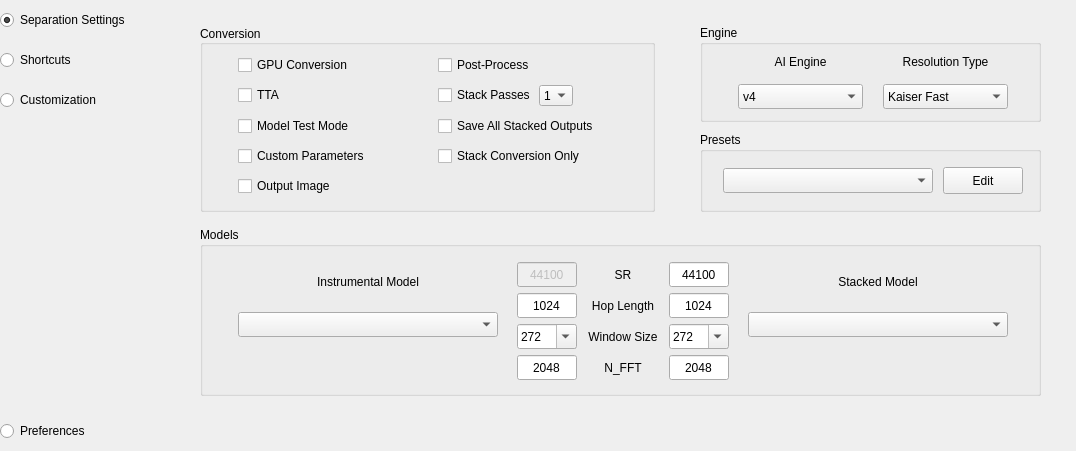
The window that ui_files/settingswindow.ui (Anjok07/ultimatevocalremovergui) describes before a commit, drawn with Qt 5.
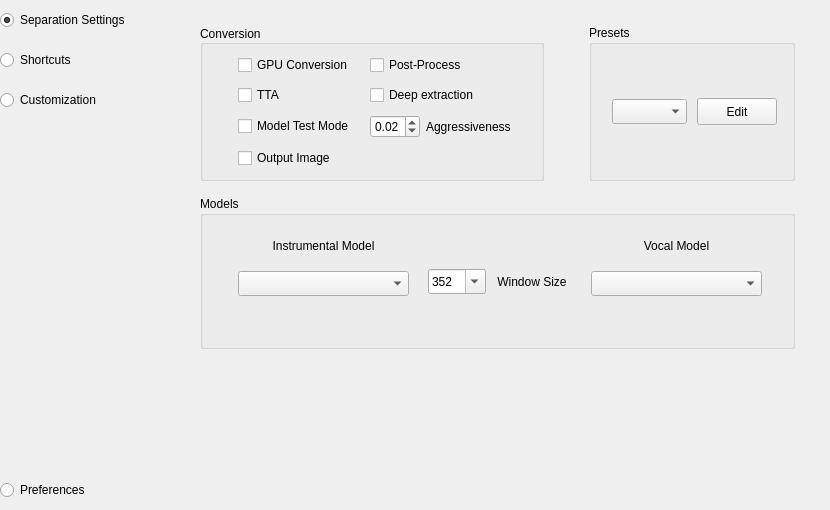
The same window after the commit.

The edit to the form file:
```diff
--- a/ui_files/settingswindow.ui
+++ b/ui_files/settingswindow.ui
@@ -9,8 +9,8 @@
    <rect>
     <x>0</x>
     <y>0</y>
-    <width>1076</width>
-    <height>451</height>
+    <width>830</width>
+    <height>510</height>
    </rect>
   </property>
   <property name="windowTitle">
@@ -287,8 +287,8 @@
               <rect>
                <x>0</x>
                <y>0</y>
-               <width>876</width>
-               <height>451</height>
+               <width>630</width>
+               <height>510</height>
               </rect>
              </property>
              <property name="sizePolicy">
@@ -409,31 +409,7 @@
                        <property name="verticalSpacing">
                         <number>10</number>
                        </property>
-                       <item row="2" column="1">
-                        <widget class="QCheckBox" name="checkBox_saveAllStacked">
-                         <property name="text">
-                          <string>Save All Stacked Outputs</string>
-                         </property>
-                        </widget>
-                       </item>
                        <item row="3" column="0">
-                        <widget class="QCheckBox" name="checkBox_customParameters">
-                         <property name="text">
-                          <string>Custom Parameters</string>
-                         </property>
-                        </widget>
-                       </item>
-                       <item row="3" column="1">
-                        <widget class="QCheckBox" name="checkBox_stackOnly">
-                         <property name="enabled">
-                          <bool>true</bool>
-                         </property>
-                         <property name="text">
-                          <string>Stack Conversion Only</string>
-                         </property>
-                        </widget>
-                       </item>
-                       <item row="4" column="0">
                         <widget class="QCheckBox" name="checkBox_outputImage">
                          <property name="toolTip">
                           <string>Save spectogram of seperated music files</string>
@@ -471,27 +447,25 @@
                          </property>
                         </widget>
                        </item>
-                       <item row="1" column="1" alignment="Qt::AlignLeft">
-                        <widget class="QFrame" name="frame_10">
-                         <property name="minimumSize">
-                          <size>
-                           <width>135</width>
-                           <height>21</height>
-                          </size>
+                       <item row="1" column="1">
+                        <widget class="QCheckBox" name="checkBox_deepExtraction">
+                         <property name="enabled">
+                          <bool>true</bool>
                          </property>
+                         <property name="text">
+                          <string>Deep extraction</string>
+                         </property>
+                        </widget>
+                       </item>
+                       <item row="2" column="1">
+                        <widget class="QFrame" name="frame_9">
                          <property name="frameShape">
                           <enum>QFrame::NoFrame</enum>
                          </property>
                          <property name="frameShadow">
-                          <enum>QFrame::Plain</enum>
+                          <enum>QFrame::Raised</enum>
                          </property>
-                         <property name="lineWidth">
-                          <number>0</number>
-                         </property>
-                         <layout class="QHBoxLayout" name="horizontalLayout_3" stretch="0,0">
-                          <property name="spacing">
-                           <number>3</number>
-                          </property>
+                         <layout class="QHBoxLayout" name="horizontalLayout_3">
                           <property name="leftMargin">
                            <number>0</number>
                           </property>
@@ -504,93 +478,45 @@
                           <property name="bottomMargin">
                            <number>0</number>
                           </property>
-                          <item alignment="Qt::AlignLeft">
-                           <widget class="QCheckBox" name="checkBox_stackPasses">
-                            <property name="maximumSize">
-                             <size>
-                              <width>16777215</width>
-                              <height>16777215</height>
-                             </size>
-                            </property>
-                            <property name="text">
-                             <string>Stack Passes</string>
-                            </property>
-                           </widget>
-                          </item>
                           <item>
-                           <widget class="QComboBox" name="comboBox_stackPasses">
-                            <property name="sizePolicy">
-                             <sizepolicy hsizetype="Maximum" vsizetype="Fixed">
-                              <horstretch>0</horstretch>
-                              <verstretch>0</verstretch>
-                             </sizepolicy>
+                           <widget class="QDoubleSpinBox" name="doubleSpinBox_aggressiveness">
+                            <property name="enabled">
+                             <bool>true</bool>
                             </property>
                             <property name="minimumSize">
                              <size>
-                              <width>0</width>
+                              <width>50</width>
                               <height>0</height>
                              </size>
                             </property>
                             <property name="maximumSize">
                              <size>
-                              <width>45</width>
-                              <height>21</height>
+                              <width>50</width>
+                              <height>16777215</height>
                              </size>
                             </property>
-                            <property name="currentText">
-                             <string notr="true">1</string>
+                            <property name="minimum">
+                             <double>-0.100000000000000</double>
                             </property>
-                            <property name="maxVisibleItems">
-                             <number>4</number>
+                            <property name="maximum">
+                             <double>0.100000000000000</double>
                             </property>
-                            <property name="sizeAdjustPolicy">
-                             <enum>QComboBox::AdjustToMinimumContentsLength</enum>
+                            <property name="singleStep">
+                             <double>0.010000000000000</double>
                             </property>
-                            <item>
-                             <property name="text">
-                              <string notr="true">1</string>
-                             </property>
-                            </item>
-                            <item>
-                             <property name="text">
-                              <string notr="true">2</string>
-                             </property>
-                            </item>
-                            <item>
-                             <property name="text">
-                              <string notr="true">3</string>
-                             </property>
-                            </item>
-                            <item>
-                             <property name="text">
-                              <string notr="true">4</string>
-                             </property>
-                            </item>
-                            <item>
-                             <property name="text">
-                              <string notr="true">5</string>
-                             </property>
-                            </item>
-                            <item>
-                             <property name="text">
-                              <string notr="true">6</string>
-                             </property>
-                            </item>
-                            <item>
-                             <property name="text">
-                              <string notr="true">7</string>
-                             </property>
-                            </item>
-                            <item>
-                             <property name="text">
-                              <string notr="true">8</string>
-                             </property>
-                            </item>
-                            <item>
-                             <property name="text">
-                              <string notr="true">9</string>
-                             </property>
-                            </item>
+                            <property name="value">
+                             <double>0.020000000000000</double>
+                            </property>
+                           </widget>
+                          </item>
+                          <item>
+                           <widget class="QLabel" name="label_7">
+                            <property name="enabled">
+                             <bool>true</bool>
+                            </property>
+                            <property name="text">
+                             <string>Aggressiveness</string>
+                            </property>
                            </widget>
                           </item>
                          </layout>
@@ -623,164 +549,6 @@
                        <property name="bottomMargin">
                         <number>0</number>
                        </property>
-                       <item>
-                        <widget class="QGroupBox" name="groupBox_2">
-                         <property name="title">
-                          <string>Engine </string>
-                         </property>
-                         <property name="flat">
-                          <bool>true</bool>
-                         </property>
-                         <property name="titleText" stdset="0">
-                          <bool>true</bool>
-                         </property>
-                         <layout class="QVBoxLayout" name="verticalLayout_8">
-                          <property name="spacing">
-                           <number>10</number>
-                          </property>
-                          <property name="leftMargin">
-                           <number>35</number>
-                          </property>
-                          <property name="topMargin">
-                           <number>10</number>
-                          </property>
-                          <property name="rightMargin">
-                           <number>30</number>
-                          </property>
-                          <property name="bottomMargin">
-                           <number>10</number>
-                          </property>
-                          <item alignment="Qt::AlignTop">
-                           <widget class="QFrame" name="frame_12">
-                            <property name="frameShape">
-                             <enum>QFrame::NoFrame</enum>
-                            </property>
-                            <property name="frameShadow">
-                             <enum>QFrame::Raised</enum>
-                            </property>
-                            <layout class="QGridLayout" name="gridLayout_6" columnminimumwidth="92,92">
-                             <property name="leftMargin">
-                              <number>0</number>
-                             </property>
-                             <property name="topMargin">
-                              <number>0</number>
-                             </property>
-                             <property name="rightMargin">
-                              <number>0</number>
-                             </property>
-                             <property name="bottomMargin">
-                              <number>0</number>
-                             </property>
-                             <property name="horizontalSpacing">
-                              <number>20</number>
-                             </property>
-                             <property name="verticalSpacing">
-                              <number>15</number>
-                             </property>
-                             <item row="0" column="0">
-                              <widget class="QLabel" name="label_engine">
-                               <property name="sizePolicy">
-                                <sizepolicy hsizetype="Preferred" vsizetype="Maximum">
-                                 <horstretch>0</horstretch>
-                                 <verstretch>0</verstretch>
-                                </sizepolicy>
-                               </property>
-                               <property name="minimumSize">
-                                <size>
-                                 <width>0</width>
-                                 <height>0</height>
-                                </size>
-                               </property>
-                               <property name="text">
-                                <string>AI Engine</string>
-                               </property>
-                               <property name="alignment">
-                                <set>Qt::AlignCenter</set>
-                               </property>
-                               <property name="indent">
-                                <number>10</number>
-                               </property>
-                              </widget>
-                             </item>
-                             <item row="1" column="0">
-                              <widget class="QComboBox" name="comboBox_engine">
-                               <property name="enabled">
-                                <bool>true</bool>
-                               </property>
-                               <property name="minimumSize">
-                                <size>
-                                 <width>0</width>
-                                 <height>25</height>
-                                </size>
-                               </property>
-                               <property name="sizeAdjustPolicy">
-                                <enum>QComboBox::AdjustToMinimumContentsLength</enum>
-                               </property>
-                               <item>
-                                <property name="text">
-                                 <string notr="true">v4</string>
-                                </property>
-                               </item>
-                               <item>
-                                <property name="text">
-                                 <string>v5</string>
-                                </property>
-                               </item>
-                              </widget>
-                             </item>
-                             <item row="1" column="1">
-                              <widget class="QComboBox" name="comboBox_resType">
-                               <property name="minimumSize">
-                                <size>
-                                 <width>0</width>
-                                 <height>25</height>
-                                </size>
-                               </property>
-                               <property name="sizeAdjustPolicy">
-                                <enum>QComboBox::AdjustToMinimumContentsLength</enum>
-                               </property>
-                               <item>
-                                <property name="text">
-                                 <string notr="true">Kaiser Fast</string>
-                                </property>
-                               </item>
-                               <item>
-                                <property name="text">
-                                 <string notr="true">Kaiser Best</string>
-                                </property>
-                               </item>
-                               <item>
-                                <property name="text">
-                                 <string notr="true">Scipy</string>
-                                </property>
-                               </item>
-                              </widget>
-                             </item>
-                             <item row="0" column="1">
-                              <widget class="QLabel" name="label_resType">
-                               <property name="sizePolicy">
-                                <sizepolicy hsizetype="Preferred" vsizetype="Maximum">
-                                 <horstretch>0</horstretch>
-                                 <verstretch>0</verstretch>
-                                </sizepolicy>
-                               </property>
-                               <property name="text">
-                                <string>Resolution Type</string>
-                               </property>
-                               <property name="alignment">
-                                <set>Qt::AlignCenter</set>
-                               </property>
-                               <property name="indent">
-                                <number>10</number>
-                               </property>
-                              </widget>
-                             </item>
-                            </layout>
-                           </widget>
-                          </item>
-                         </layout>
-                        </widget>
-                       </item>
                        <item>
                         <widget class="QGroupBox" name="groupBox">
                          <property name="title">
@@ -991,165 +759,14 @@
                       <property name="lineWidth">
                        <number>0</number>
                       </property>
-                      <layout class="QGridLayout" name="gridLayout_5" columnstretch="1,0,0">
+                      <layout class="QGridLayout" name="gridLayout_5" columnstretch="1,0">
                        <property name="topMargin">
                         <number>5</number>
                        </property>
                        <property name="bottomMargin">
                         <number>3</number>
                        </property>
-                       <item row="2" column="2">
-                        <widget class="QComboBox" name="comboBox_winSize_stacked">
-                         <property name="minimumSize">
-                          <size>
-                           <width>0</width>
-                           <height>25</height>
-                          </size>
-                         </property>
-                         <property name="maximumSize">
-                          <size>
-                           <width>60</width>
-                           <height>25</height>
-                          </size>
-                         </property>
-                         <property name="editable">
-                          <bool>true</bool>
-                         </property>
-                         <property name="currentText">
-                          <string notr="true">272</string>
-                         </property>
-                         <property name="currentIndex">
-                          <number>0</number>
-                         </property>
-                         <property name="canEdit" stdset="0">
-                          <bool>true</bool>
-                         </property>
-                         <item>
-                          <property name="text">
-                           <string notr="true">272</string>
-                          </property>
-                         </item>
-                         <item>
-                          <property name="text">
-                           <string notr="true">320</string>
-                          </property>
-                         </item>
-                         <item>
-                          <property name="text">
-                           <string notr="true">512</string>
-                          </property>
-                         </item>
-                         <item>
-                          <property name="text">
-                           <string notr="true">1024</string>
-                          </property>
-                         </item>
-                        </widget>
-                       </item>
-                       <item row="1" column="1">
-                        <widget class="QLabel" name="label_hopLength">
-                         <property name="minimumSize">
-                          <size>
-                           <width>80</width>
-                           <height>0</height>
-                          </size>
-                         </property>
-                         <property name="maximumSize">
-                          <size>
-                           <width>80</width>
-                           <height>16777215</height>
-                          </size>
-                         </property>
-                         <property name="text">
-                          <string>Hop Length</string>
-                         </property>
-                         <property name="alignment">
-                          <set>Qt::AlignCenter</set>
-                         </property>
-                        </widget>
-                       </item>
-                       <item row="1" column="2">
-                        <widget class="QLineEdit" name="lineEdit_hopLength_stacked">
-                         <property name="minimumSize">
-                          <size>
-                           <width>60</width>
-                           <height>25</height>
-                          </size>
-                         </property>
-                         <property name="maximumSize">
-                          <size>
-                           <width>60</width>
-                           <height>25</height>
-                          </size>
-                         </property>
-                         <property name="text">
-                          <string notr="true">1024</string>
-                         </property>
-                         <property name="alignment">
-                          <set>Qt::AlignCenter</set>
-                         </property>
-                         <property name="dragEnabled">
-                          <bool>false</bool>
-                         </property>
-                         <property name="readOnly">
-                          <bool>false</bool>
-                         </property>
-                        </widget>
-                       </item>
-                       <item row="4" column="2">
-                        <widget class="QLineEdit" name="lineEdit_nfft_stacked">
-                         <property name="minimumSize">
-                          <size>
-                           <width>60</width>
-                           <height>25</height>
-                          </size>
-                         </property>
-                         <property name="maximumSize">
-                          <size>
-                           <width>60</width>
-                           <height>25</height>
-                          </size>
-                         </property>
-                         <property name="text">
-                          <string notr="true">2048</string>
-                         </property>
-                         <property name="alignment">
-                          <set>Qt::AlignCenter</set>
-                         </property>
-                         <property name="dragEnabled">
-                          <bool>false</bool>
-                         </property>
-                         <property name="readOnly">
-                          <bool>false</bool>
-                         </property>
-                        </widget>
-                       </item>
                        <item row="0" column="1">
-                        <widget class="QLabel" name="label_sr">
-                         <property name="minimumSize">
-                          <size>
-                           <width>80</width>
-                           <height>0</height>
-                          </size>
-                         </property>
-                         <property name="maximumSize">
-                          <size>
-                           <width>80</width>
-                           <height>16777215</height>
-                          </size>
-                         </property>
-                         <property name="toolTip">
-                          <string>Sampling Rate</string>
-                         </property>
-                         <property name="text">
-                          <string>SR</string>
-                         </property>
-                         <property name="alignment">
-                          <set>Qt::AlignCenter</set>
-                         </property>
-                        </widget>
-                       </item>
-                       <item row="2" column="1">
                         <widget class="QLabel" name="label_winSize">
                          <property name="minimumSize">
                           <size>
@@ -1171,110 +788,7 @@
                          </property>
                         </widget>
                        </item>
-                       <item row="4" column="1">
-                        <widget class="QLabel" name="label_nfft">
-                         <property name="minimumSize">
-                          <size>
-                           <width>80</width>
-                           <height>0</height>
-                          </size>
-                         </property>
-                         <property name="maximumSize">
-                          <size>
-                           <width>80</width>
-                           <height>16777215</height>
-                          </size>
-                         </property>
-                         <property name="text">
-                          <string>N_FFT</string>
-                         </property>
-                         <property name="alignment">
-                          <set>Qt::AlignCenter</set>
-                         </property>
-                        </widget>
-                       </item>
-                       <item row="0" column="2">
-                        <widget class="QLineEdit" name="lineEdit_sr_stacked">
-                         <property name="minimumSize">
-                          <size>
-                           <width>60</width>
-                           <height>25</height>
-                          </size>
-                         </property>
-                         <property name="maximumSize">
-                          <size>
-                           <width>60</width>
-                           <height>25</height>
-                          </size>
-                         </property>
-                         <property name="text">
-                          <string notr="true">44100</string>
-                         </property>
-                         <property name="alignment">
-                          <set>Qt::AlignCenter</set>
-                         </property>
-                         <property name="dragEnabled">
-                          <bool>false</bool>
-                         </property>
-                         <property name="readOnly">
-                          <bool>false</bool>
-                         </property>
-                        </widget>
-                       </item>
                        <item row="0" column="0">
-                        <widget class="QLineEdit" name="lineEdit_sr">
-                         <property name="enabled">
-                          <bool>false</bool>
-                         </property>
-                         <property name="minimumSize">
-                          <size>
-                           <width>60</width>
-                           <height>25</height>
-                          </size>
-                         </property>
-                         <property name="maximumSize">
-                          <size>
-                           <width>60</width>
-                           <height>25</height>
-                          </size>
-                         </property>
-                         <property name="text">
-                          <string notr="true">44100</string>
-                         </property>
-                         <property name="alignment">
-                          <set>Qt::AlignCenter</set>
-                         </property>
-                         <property name="dragEnabled">
-                          <bool>false</bool>
-                         </property>
-                         <property name="readOnly">
-                          <bool>false</bool>
-                         </property>
-                        </widget>
-                       </item>
-                       <item row="1" column="0">
-                        <widget class="QLineEdit" name="lineEdit_hopLength">
-                         <property name="minimumSize">
-                          <size>
-                           <width>60</width>
-                           <height>25</height>
-                          </size>
-                         </property>
-                         <property name="maximumSize">
-                          <size>
-                           <width>60</width>
-                           <height>25</height>
-                          </size>
-                         </property>
-                         <property name="text">
-                          <string notr="true">1024</string>
-                         </property>
-                         <property name="alignment">
-                          <set>Qt::AlignCenter</set>
-                         </property>
-                        </widget>
-                       </item>
-                       <item row="2" column="0">
                         <widget class="QComboBox" name="comboBox_winSize">
                          <property name="minimumSize">
                           <size>
@@ -1292,7 +806,7 @@
                           <bool>true</bool>
                          </property>
                          <property name="currentText">
-                          <string notr="true">272</string>
+                          <string notr="true">352</string>
                          </property>
                          <property name="currentIndex">
                           <number>0</number>
@@ -1302,12 +816,7 @@
                          </property>
                          <item>
                           <property name="text">
-                           <string notr="true">272</string>
-                          </property>
-                         </item>
-                         <item>
-                          <property name="text">
-                           <string notr="true">320</string>
+                           <string notr="true">352</string>
                           </property>
                          </item>
                          <item>
@@ -1322,28 +831,6 @@
                          </item>
                         </widget>
                        </item>
-                       <item row="4" column="0">
-                        <widget class="QLineEdit" name="lineEdit_nfft">
-                         <property name="minimumSize">
-                          <size>
-                           <width>60</width>
-                           <height>25</height>
-                          </size>
-                         </property>
-                         <property name="maximumSize">
-                          <size>
-                           <width>60</width>
-                           <height>25</height>
-                          </size>
-                         </property>
-                         <property name="text">
-                          <string notr="true">2048</string>
-                         </property>
-                         <property name="alignment">
-                          <set>Qt::AlignCenter</set>
-                         </property>
-                        </widget>
-                       </item>
                       </layout>
                      </widget>
                     </item>
@@ -1386,7 +873,7 @@
                           </size>
                          </property>
                          <property name="text">
-                          <string>Stacked Model</string>
+                          <string>Vocal Model</string>
                          </property>
                          <property name="alignment">
                           <set>Qt::AlignCenter</set>
```
Left out of the diff: 16 changed lines with no effect on the pictures.
